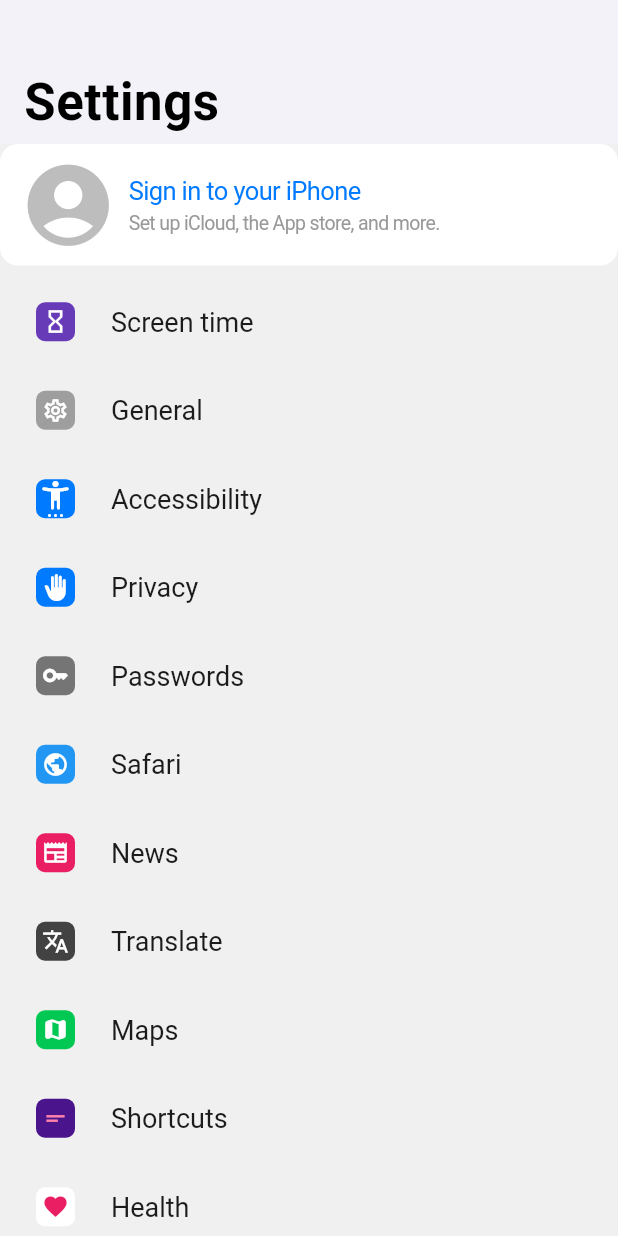
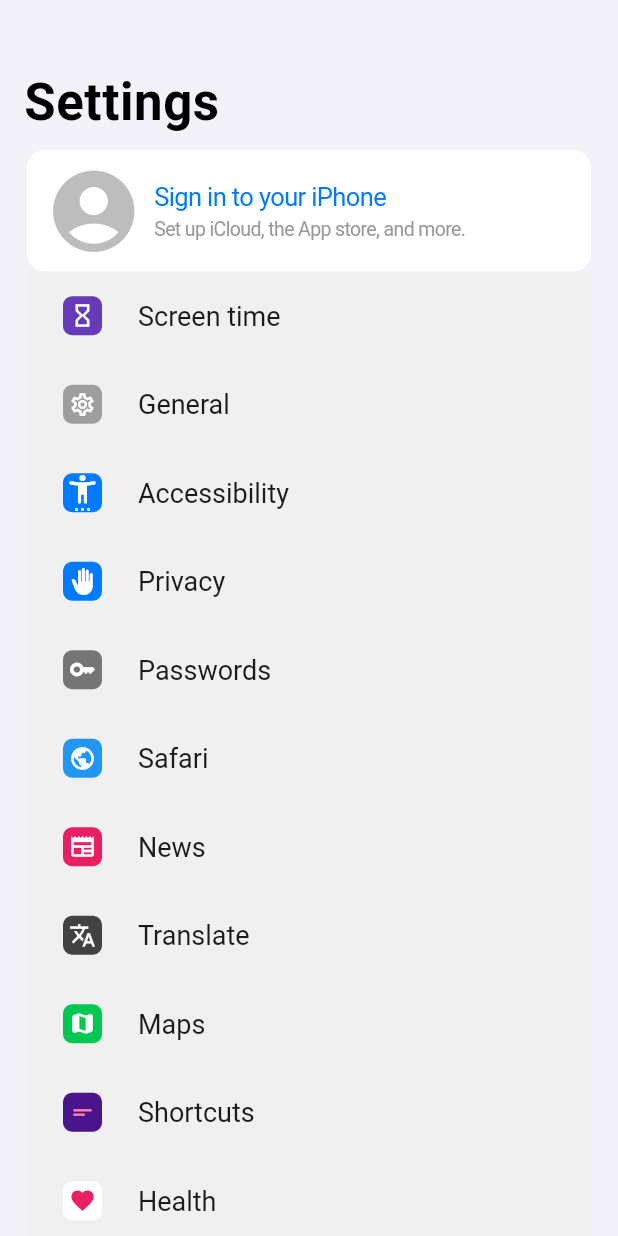
Before and after one commit to sun-adriann/flutter-ui, a Flutter app: the screen it shows after launch, on a phone screen of 412 x 824 dp. Run offline on Flutter 3.47's test engine with Material 2 defaults, Android fonts, the phone set to English and light mode, and no system bars; drawn by our look-alikes of settings_ui.

Commit message:
refactor: 💄 update styles

```diff
--- a/lib/ios_settings/ios_settings_page.dart
+++ b/lib/ios_settings/ios_settings_page.dart
@@ -11,21 +11,14 @@ class IosSettingsPage extends StatelessWidget {
       child: CustomScrollView(
         slivers: [
           const CupertinoSliverNavigationBar(
-            // border: null,
-            // backgroundColor: Color(0xFFF2F2F8),
+            border: null,
+            backgroundColor: Color(0xFFF2F2F8),
             largeTitle: Text('Settings'),
           ),
-          SliverFillRemaining(
-            child: SettingsList(
-              shrinkWrap: false,
-              physics: const NeverScrollableScrollPhysics(),
-              applicationType: ApplicationType.cupertino,
-              sections: [
-                SettingsSection(
-                  tiles: [
-                    CustomSettingsTile(
-                      child: Padding(
-                        padding: const EdgeInsets.only(bottom: 8.0),
+          SliverList(
+            delegate: SliverChildListDelegate([
+              Padding(
+                padding: const EdgeInsets.fromLTRB(18.0, 4.0, 18.0, 0),
                 child: Container(
                   decoration: BoxDecoration(
                     borderRadius: BorderRadius.circular(12.0),
@@ -35,7 +28,7 @@ class IosSettingsPage extends StatelessWidget {
                     padding: const EdgeInsets.all(8.0),
                     child: Row(
                       children: [
-                                const SizedBox(width: 5.0),
+                        const SizedBox(width: 4.0),
                         Icon(
                           Icons.account_circle,
                           size: 65.0,
@@ -66,11 +59,16 @@ class IosSettingsPage extends StatelessWidget {
                   ),
                 ),
               ),
-                    ),
-                  ],
-                ),
+              Padding(
+                padding: const EdgeInsets.symmetric(horizontal: 18.0),
+                child: SettingsList(
+                  shrinkWrap: true,
+                  physics: const NeverScrollableScrollPhysics(),
+                  applicationType: ApplicationType.cupertino,
+                  sections: [
                     SettingsSection(
-                  margin: const EdgeInsetsDirectional.all(16.0),
+                      margin: const EdgeInsetsDirectional.fromSTEB(
+                          0, 12.0, 0, 16.0),
                       tiles: [
                         SettingsTile.navigation(
                           leading: Container(
@@ -78,7 +76,8 @@ class IosSettingsPage extends StatelessWidget {
                             height: 26.0,
                             decoration: const BoxDecoration(
                               color: Colors.deepPurple,
-                          borderRadius: BorderRadius.all(Radius.circular(6.0)),
+                              borderRadius:
+                                  BorderRadius.all(Radius.circular(6.0)),
                             ),
                             child: const Icon(
                               Icons.hourglass_empty,
@@ -91,7 +90,10 @@ class IosSettingsPage extends StatelessWidget {
                       ],
                     ),
                     SettingsSection(
-                  margin: const EdgeInsetsDirectional.all(16.0),
+                      margin: const EdgeInsetsDirectional.only(
+                        top: 16.0,
+                        bottom: 16.0,
+                      ),
                       tiles: [
                         SettingsTile.navigation(
                           leading: Container(
@@ -99,7 +101,8 @@ class IosSettingsPage extends StatelessWidget {
                             height: 26.0,
                             decoration: const BoxDecoration(
                               color: Colors.grey,
-                          borderRadius: BorderRadius.all(Radius.circular(6.0)),
+                              borderRadius:
+                                  BorderRadius.all(Radius.circular(6.0)),
                             ),
                             child: const Icon(
                               Icons.settings_outlined,
@@ -115,7 +118,8 @@ class IosSettingsPage extends StatelessWidget {
                             height: 26.0,
                             decoration: const BoxDecoration(
                               color: CupertinoColors.activeBlue,
-                          borderRadius: BorderRadius.all(Radius.circular(6.0)),
+                              borderRadius:
+                                  BorderRadius.all(Radius.circular(6.0)),
                             ),
                             child: const Icon(
                               Icons.settings_accessibility_rounded,
@@ -130,7 +134,8 @@ class IosSettingsPage extends StatelessWidget {
                             height: 26.0,
                             decoration: const BoxDecoration(
                               color: CupertinoColors.activeBlue,
-                          borderRadius: BorderRadius.all(Radius.circular(6.0)),
+                              borderRadius:
+                                  BorderRadius.all(Radius.circular(6.0)),
                             ),
                             child: const Icon(
                               Icons.back_hand,
@@ -143,7 +148,10 @@ class IosSettingsPage extends StatelessWidget {
                       ],
                     ),
                     SettingsSection(
-                  margin: const EdgeInsetsDirectional.all(16.0),
+                      margin: const EdgeInsetsDirectional.only(
+                        top: 16.0,
+                        bottom: 16.0,
+                      ),
                       tiles: [
                         SettingsTile.navigation(
                           leading: Container(
@@ -165,7 +173,10 @@ class IosSettingsPage extends StatelessWidget {
                       ],
                     ),
                     SettingsSection(
-                  margin: const EdgeInsetsDirectional.all(16.0),
+                      margin: const EdgeInsetsDirectional.only(
+                        top: 16.0,
+                        bottom: 16.0,
+                      ),
                       tiles: [
                         SettingsTile.navigation(
                           leading: Container(
@@ -173,7 +184,8 @@ class IosSettingsPage extends StatelessWidget {
                             height: 26.0,
                             decoration: const BoxDecoration(
                               color: Colors.blue,
-                          borderRadius: BorderRadius.all(Radius.circular(6.0)),
+                              borderRadius:
+                                  BorderRadius.all(Radius.circular(6.0)),
                             ),
                             child: const Icon(
                               Icons.public,
@@ -189,7 +201,8 @@ class IosSettingsPage extends StatelessWidget {
                             height: 26.0,
                             decoration: const BoxDecoration(
                               color: Colors.pink,
-                          borderRadius: BorderRadius.all(Radius.circular(6.0)),
+                              borderRadius:
+                                  BorderRadius.all(Radius.circular(6.0)),
                             ),
                             child: const Icon(
                               Icons.newspaper,
@@ -256,7 +269,8 @@ class IosSettingsPage extends StatelessWidget {
                             height: 26.0,
                             decoration: const BoxDecoration(
                               color: Colors.white,
-                          borderRadius: BorderRadius.all(Radius.circular(6.0)),
+                              borderRadius:
+                                  BorderRadius.all(Radius.circular(6.0)),
                             ),
                             child: const Icon(
                               Icons.favorite,
@@ -289,7 +303,8 @@ class IosSettingsPage extends StatelessWidget {
                             height: 26.0,
                             decoration: const BoxDecoration(
                               color: Colors.white,
-                          borderRadius: BorderRadius.all(Radius.circular(6.0)),
+                              borderRadius:
+                                  BorderRadius.all(Radius.circular(6.0)),
                             ),
                             child: const Icon(
                               Icons.stay_primary_landscape_outlined,
@@ -304,6 +319,8 @@ class IosSettingsPage extends StatelessWidget {
                   ],
                 ),
               ),
+            ]),
+          ),
         ],
       ),
     );
```
Also changed, not shown: 1 other file. Lines whose indentation alone changed are shown as unchanged.
